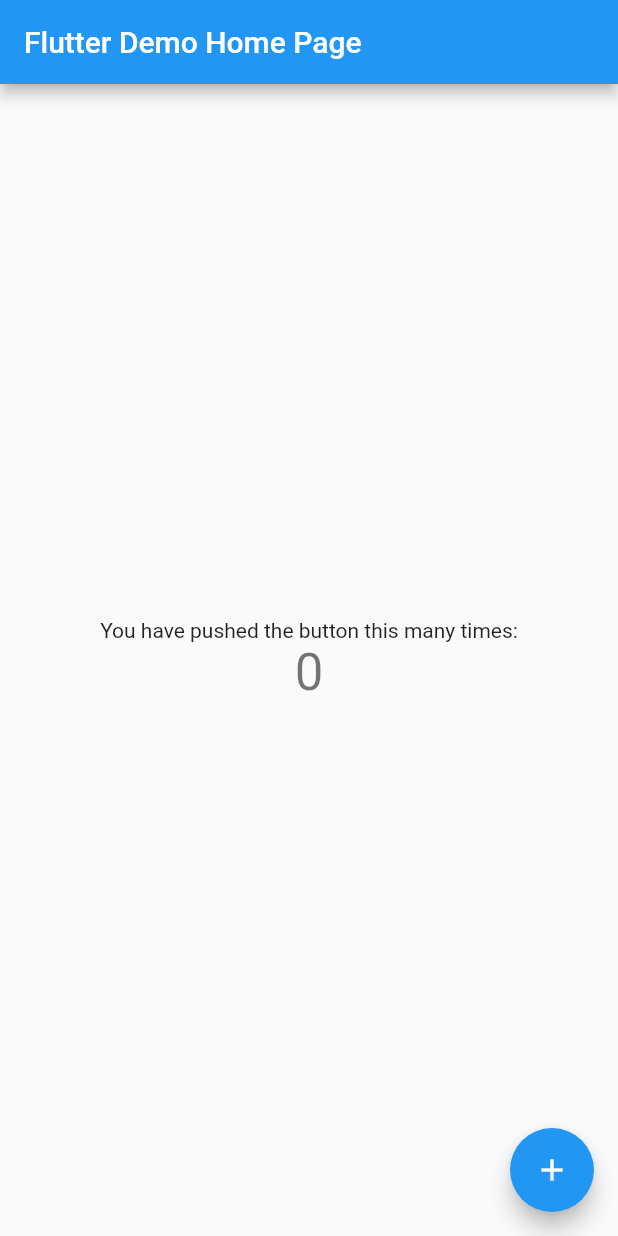
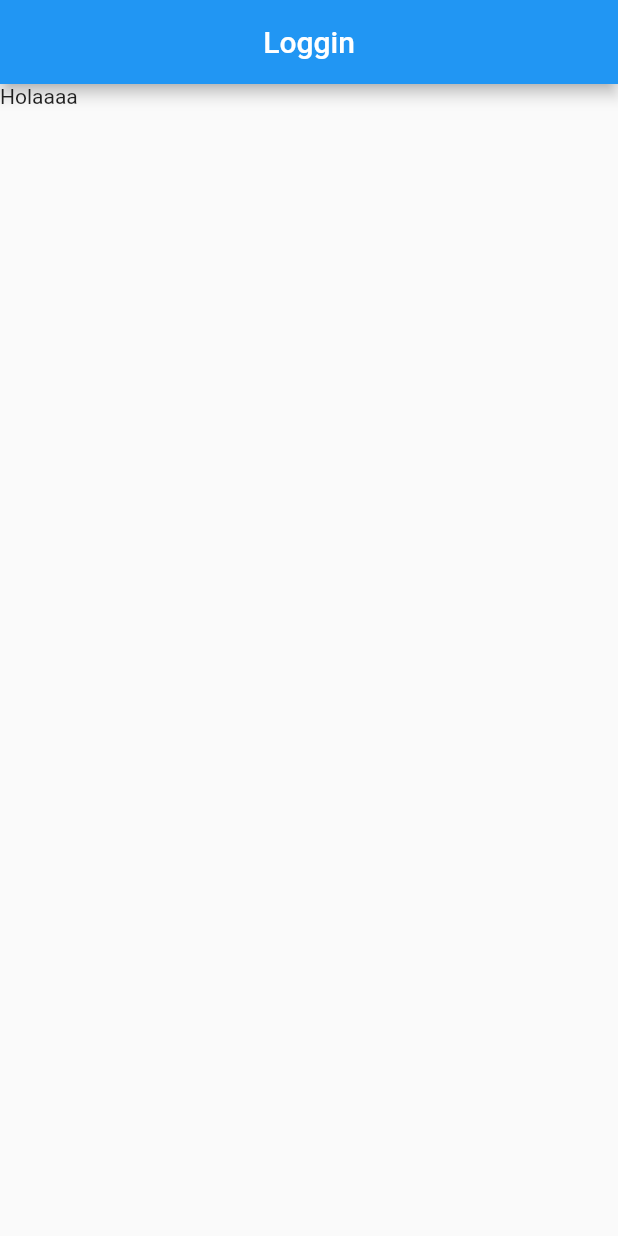
Before and after one commit to KeilerGB/Keiler_RegistroEstudiantes, a Flutter app: the screen it shows after launch, on a phone screen of 412 x 824 dp. Run offline on Flutter 3.47's test engine with Material 2 defaults, Android fonts, the phone set to English and light mode, and no system bars.

Commit message:
Creación ventana Loggin y rutas de navegacion

```diff
--- /dev/null
+++ b/lib/Views/Loggin.dart
@@ -0,0 +1,18 @@
+// ignore_for_file: file_names
+
+import 'package:flutter/material.dart';
+
+class Loggin extends StatelessWidget {
+  const Loggin({Key? key}) : super(key: key);
+
+  @override
+  Widget build(BuildContext context) {
+    return Scaffold(
+      appBar: AppBar(
+        title: const Text("Loggin"),
+        centerTitle: true,
+      ),
+      body: const Text("Holaaaa"),
+    );
+  }
+}
--- a/lib/main.dart
+++ b/lib/main.dart
@@ -1,115 +1,19 @@
 import 'package:flutter/material.dart';
+import 'package:studentregistration/Views/Loggin.dart';
 
-void main() {
-  runApp(const MyApp());
-}
+void main() => runApp(const MyApp());
 
 class MyApp extends StatelessWidget {
   const MyApp({Key? key}) : super(key: key);
 
-  // This widget is the root of your application.
   @override
   Widget build(BuildContext context) {
     return MaterialApp(
-      title: 'Flutter Demo',
-      theme: ThemeData(
-        // This is the theme of your application.
-        //
-        // Try running your application with "flutter run". You'll see the
-        // application has a blue toolbar. Then, without quitting the app, try
-        // changing the primarySwatch below to Colors.green and then invoke
-        // "hot reload" (press "r" in the console where you ran "flutter run",
-        // or simply save your changes to "hot reload" in a Flutter IDE).
-        // Notice that the counter didn't reset back to zero; the application
-        // is not restarted.
-        primarySwatch: Colors.blue,
-      ),
-      home: const MyHomePage(title: 'Flutter Demo Home Page'),
+      title: 'REGISTRO ESTUDIANTES',
+      initialRoute: "Loggin",
+      routes: {
+        "Loggin": (context) => const Loggin(),
+      },
     );
   }
 }
-
-class MyHomePage extends StatefulWidget {
-  const MyHomePage({Key? key, required this.title}) : super(key: key);
-
-  // This widget is the home page of your application. It is stateful, meaning
-  // that it has a State object (defined below) that contains fields that affect
-  // how it looks.
-
-  // This class is the configuration for the state. It holds the values (in this
-  // case the title) provided by the parent (in this case the App widget) and
-  // used by the build method of the State. Fields in a Widget subclass are
-  // always marked "final".
-
-  final String title;
-
-  @override
-  State<MyHomePage> createState() => _MyHomePageState();
-}
-
-class _MyHomePageState extends State<MyHomePage> {
-  int _counter = 0;
-
-  void _incrementCounter() {
-    setState(() {
-      // This call to setState tells the Flutter framework that something has
-      // changed in this State, which causes it to rerun the build method below
-      // so that the display can reflect the updated values. If we changed
-      // _counter without calling setState(), then the build method would not be
-      // called again, and so nothing would appear to happen.
-      _counter++;
-    });
-  }
-
-  @override
-  Widget build(BuildContext context) {
-    // This method is rerun every time setState is called, for instance as done
-    // by the _incrementCounter method above.
-    //
-    // The Flutter framework has been optimized to make rerunning build methods
-    // fast, so that you can just rebuild anything that needs updating rather
-    // than having to individually change instances of widgets.
-    return Scaffold(
-      appBar: AppBar(
-        // Here we take the value from the MyHomePage object that was created by
-        // the App.build method, and use it to set our appbar title.
-        title: Text(widget.title),
-      ),
-      body: Center(
-        // Center is a layout widget. It takes a single child and positions it
-        // in the middle of the parent.
-        child: Column(
-          // Column is also a layout widget. It takes a list of children and
-          // arranges them vertically. By default, it sizes itself to fit its
-          // children horizontally, and tries to be as tall as its parent.
-          //
-          // Invoke "debug painting" (press "p" in the console, choose the
-          // "Toggle Debug Paint" action from the Flutter Inspector in Android
-          // Studio, or the "Toggle Debug Paint" command in Visual Studio Code)
-          // to see the wireframe for each widget.
-          //
-          // Column has various properties to control how it sizes itself and
-          // how it positions its children. Here we use mainAxisAlignment to
-          // center the children vertically; the main axis here is the vertical
-          // axis because Columns are vertical (the cross axis would be
-          // horizontal).
-          mainAxisAlignment: MainAxisAlignment.center,
-          children: <Widget>[
-            const Text(
-              'You have pushed the button this many times:',
-            ),
-            Text(
-              '$_counter',
-              style: Theme.of(context).textTheme.headline4,
-            ),
-          ],
-        ),
-      ),
-      floatingActionButton: FloatingActionButton(
-        onPressed: _incrementCounter,
-        tooltip: 'Increment',
-        child: const Icon(Icons.add),
-      ), // This trailing comma makes auto-formatting nicer for build methods.
-    );
-  }
-}
```
